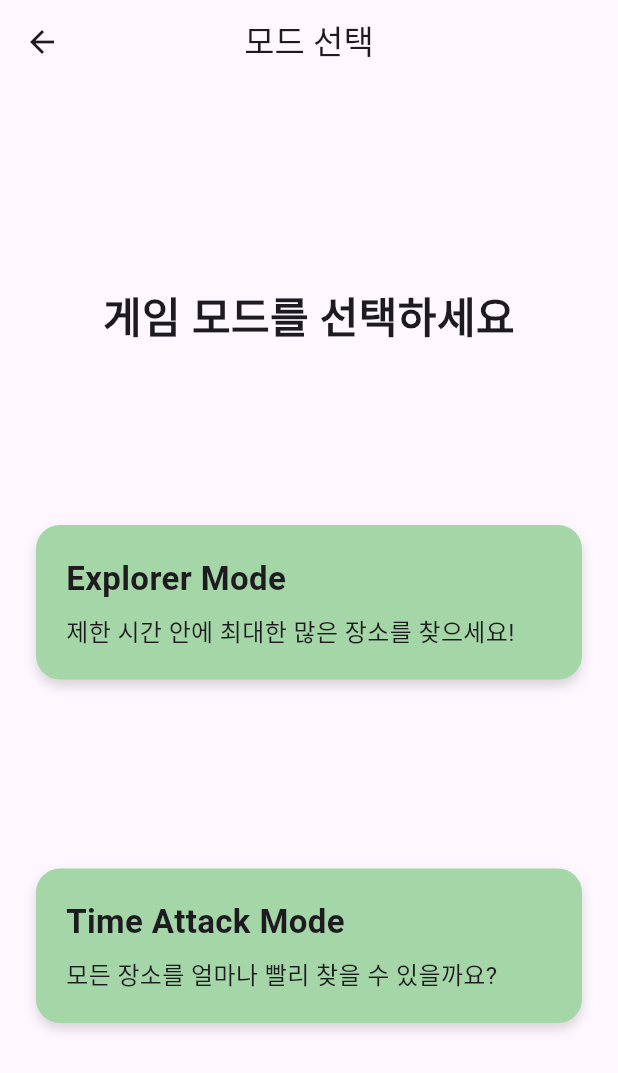
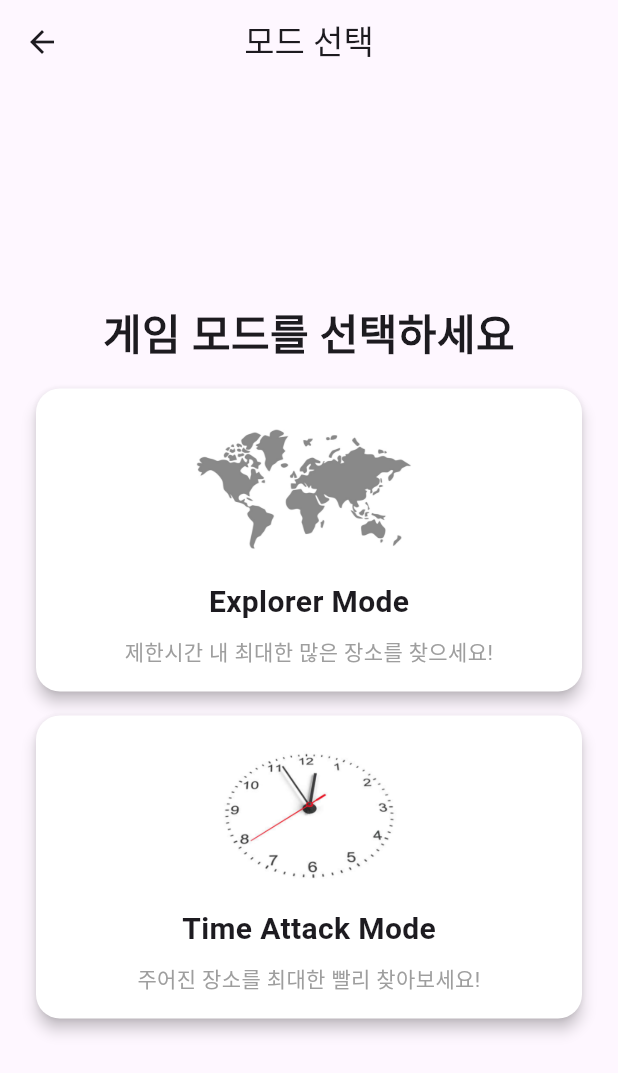
Before and after one commit to eroomer/locquest_front, a Flutter app: the ModeSelectPage screen opened directly with empty values, on a phone screen of 412 x 824 dp. Shown: the top 1073 px of the screen. Run offline on Flutter 3.47's test engine with Material 3 defaults, Android fonts, the phone set to English and light mode, and no system bars; our stand-ins replace flutter_secure_storage, fluttertoast, geolocator, image_picker, sliding_up_panel; missing offline and left inert: kakao_flutter_sdk_auth, kakao_flutter_sdk_user, kakao_map_plugin; accounts and stored records are empty.

Commit message:
UI 개선

```diff
--- a/lib/mode_select_page.dart
+++ b/lib/mode_select_page.dart
@@ -1,5 +1,7 @@
 import 'package:flutter/material.dart';
 import 'package:locquest_front/game_page.dart';
+
+import 'models/mode_card_model.dart';
 
 class ModeSelectPage extends StatelessWidget {
   final int categoryId;
@@ -19,21 +21,25 @@ class ModeSelectPage extends StatelessWidget {
       body: Padding(
         padding: const EdgeInsets.all(24.0),
         child: Column(
-          mainAxisAlignment: MainAxisAlignment.spaceEvenly,
+          mainAxisAlignment: MainAxisAlignment.center,
           children: [
             const Text(
               '게임 모드를 선택하세요',
               style: TextStyle(fontSize: 28, fontWeight: FontWeight.bold),
               textAlign: TextAlign.center,
             ),
-            ModeCard(
+            const SizedBox(height: 16),
+            ModeCardModel(
               title: 'Explorer Mode',
-              description: '제한 시간 안에 최대한 많은 장소를 찾으세요!',
+              description: '제한시간 내 최대한 많은 장소를 찾으세요!',
+              imagePath: 'assets/images/map.png',
               onTap: () => showModeDialog(context, 'Explorer Mode', categoryId),
             ),
-            ModeCard(
+            const SizedBox(height: 16),
+            ModeCardModel(
               title: 'Time Attack Mode',
-              description: '모든 장소를 얼마나 빨리 찾을 수 있을까요?',
+              description: '주어진 장소를 최대한 빨리 찾아보세요!',
+              imagePath: 'assets/images/time.png',
               onTap: () => showModeDialog(context, 'Time Attack Mode', categoryId),
             ),
           ],
@@ -46,12 +52,14 @@ class ModeSelectPage extends StatelessWidget {
 class ModeCard extends StatelessWidget {
   final String title;
   final String description;
+  final String imagePath;
   final VoidCallback onTap;
 
   const ModeCard({
     super.key,
     required this.title,
     required this.description,
+    required this.imagePath,
     required this.onTap,
   });
 
--- /dev/null
+++ b/lib/models/mode_card_model.dart
@@ -0,0 +1,58 @@
+import 'package:flutter/material.dart';
+
+class ModeCardModel extends StatelessWidget {
+  final String title;
+  final String description;
+  final VoidCallback onTap;
+  final String imagePath;
+
+  const ModeCardModel({
+    super.key,
+    required this.title,
+    required this.description,
+    required this.onTap,
+    required this.imagePath,
+  });
+
+  @override
+  Widget build(BuildContext context) {
+    return SizedBox(
+      width: double.infinity,
+      child: Material(
+        elevation: 4,
+        borderRadius: BorderRadius.circular(16),
+        color: Colors.white, // 카드 배경색 (필요 시 수정)
+        child: InkWell(
+          onTap: onTap,
+          borderRadius: BorderRadius.circular(16),
+          splashColor: Colors.grey.withOpacity(0.2),       // 터치 시 퍼지는 물결색
+          highlightColor: Colors.grey.withOpacity(0.1),    // 누르고 있을 때 배경색
+          child: Padding(
+            padding: const EdgeInsets.all(16),
+            child: Column(
+              mainAxisSize: MainAxisSize.min,
+              children: [
+                Image.asset(
+                  imagePath,
+                  height: 100,
+                  fit: BoxFit.cover,
+                ),
+                const SizedBox(height: 12),
+                Text(
+                  title,
+                  style: const TextStyle(fontSize: 20, fontWeight: FontWeight.bold),
+                ),
+                const SizedBox(height: 8),
+                Text(
+                  description,
+                  style: const TextStyle(fontSize: 14, color: Colors.grey),
+                  textAlign: TextAlign.center,
+                ),
+              ],
+            ),
+          ),
+        ),
+      ),
+    );
+  }
+}
--- a/pubspec.yaml
+++ b/pubspec.yaml
@@ -65,6 +65,11 @@ flutter:
   assets:
     - assets/images/
 
+flutter_icons:
+  android: true
+  ios: true
+  image_path : "assets/images/logo.png"
+
   # The following line ensures that the Material Icons font is
   # included with your application, so that you can use the icons in
   # the material Icons class.
```
Also changed, not shown: lib/kakao_login_page.dart (+61 -5 lines), lib/start_page.dart (+53 -20 lines), assets/images/kakao_logo.png (added), assets/images/map.png (added), assets/images/time.png (added), assets/images/time_attack.png (added), assets/images/time_attack2.jpg (added).
